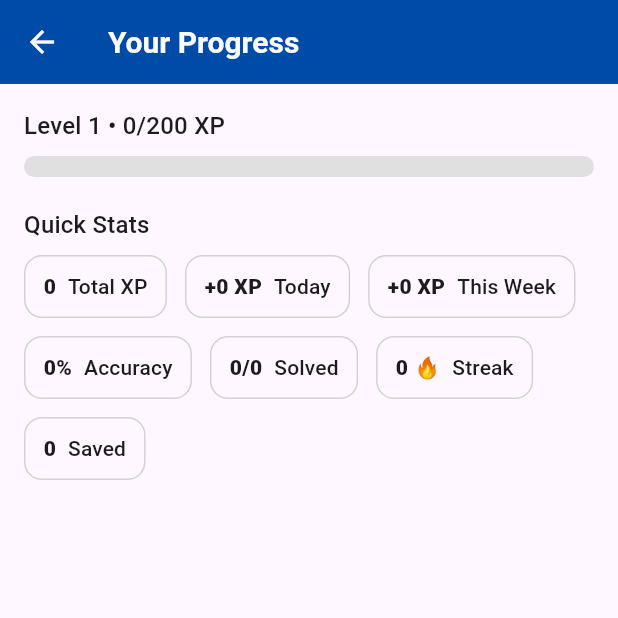
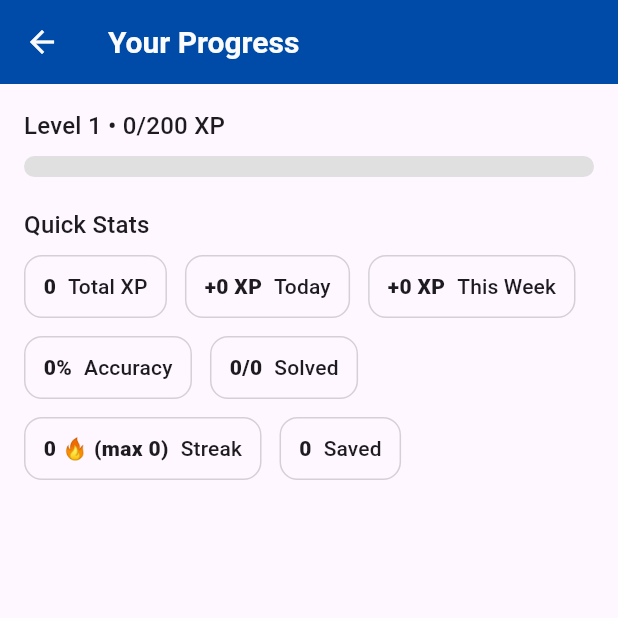
Before and after one commit to eminesenaa/mobile-interview-platform, a Flutter app: the screen it shows once a user with an empty profile is signed in, after a tap on "See all", on a phone screen of 412 x 824 dp, the top half of it. Run offline on Flutter 3.47's test engine with Material 3 defaults, Android fonts, the phone set to English and light mode, and no system bars; drawn by our look-alikes of overlay_support; our stand-ins replace awesome_bottom_bar, cloud_firestore, equatable, firebase_auth, firebase_core, firebase_storage and 7 more; missing offline and left inert: flutter_code_editor, highlight, markdown; accounts and stored records are empty; network calls fail.

Commit message:
Implement full streak tracking + Firestore integration + UI fixes

```diff
--- a/lib/models/streak.dart
+++ b/lib/models/streak.dart
@@ -1,134 +1,155 @@
-// ===================== File: lib/models/streak.dart =====================
-// Purpose: Kullanıcının çalışma serisini (streak) yönetir. Güncel seri,
-//          en uzun seri, en son seri artıran tarih ve son 30 günlük seri
-//          geçmişini (true/false) taşır.
-// Notes:
-// - lastStreakDate artık DateTime tipinde tutulur.
-// - Firestore uyumu: hem Timestamp hem "YYYY-MM-DD" String okunur.
-// - toJson() içinde istersen Timestamp ya da ISO String döndürebilirsin.
-// ========================================================================
-
 import 'package:cloud_firestore/cloud_firestore.dart';
 
+/// Streak Model
+/// Firestore'daki users/{uid} dokümanındaki alanları temsil eder.
 class Streak {
-  final int streakCount;          // şu anki seri (gün)
-  final int longestStreak;        // ulaşılan en yüksek seri
-  final DateTime lastStreakDate;  // en son streak tarihi (local)
-  final String? timezone;         // opsiyonel (örn. Europe/Istanbul)
-  final List<bool> streakHistory; // son 30 gün: bugün dahil sağdan sola
+  final DateTime lastStreakDate;
+  final int streakCount;
+  final int longestStreak;
+  final Map<String, bool> streakHistory;
 
-  const Streak({
+  Streak({
+    required this.lastStreakDate,
     required this.streakCount,
     required this.longestStreak,
-    required this.lastStreakDate,
-    this.timezone,
     required this.streakHistory,
   });
 
-  /// Varsayılan boş değerler (0 seri, tüm history false)
-  factory Streak.empty({String? timezone}) => Streak(
-    streakCount: 0,
-    longestStreak: 0,
-    lastStreakDate: DateTime.fromMillisecondsSinceEpoch(0),
-    timezone: timezone,
-    streakHistory: List<bool>.filled(30, false, growable: false),
-  );
-
-  /// Bugün check-in olduğunda çağır: streakCount & history günceller.
-  Streak updateForCheckIn(DateTime todayLocal) {
-    final isSameDay = _isSameDay(lastStreakDate, todayLocal);
-    final isYesterday =
-    _isSameDay(lastStreakDate.add(const Duration(days: 1)), todayLocal);
-
-    int nextStreak = streakCount;
-    if (isSameDay) {
-      // bugün zaten sayılmış → streakCount değişmez
-      nextStreak = streakCount;
-    } else if (isYesterday) {
-      nextStreak = streakCount + 1;
-    } else {
-      // kopmuş → 1’den başla
-      nextStreak = 1;
-    }
-
-    final nextLongest = nextStreak > longestStreak ? nextStreak : longestStreak;
-    final nextHistory = _shiftAndPush(streakHistory, !isSameDay);
-
-    return copyWith(
-      streakCount: nextStreak,
-      longestStreak: nextLongest,
-      lastStreakDate: todayLocal,
-      streakHistory: nextHistory,
+  factory Streak.fromMap(Map<String, dynamic> data) {
+    return Streak(
+      lastStreakDate: _parseDate(data['lastStreakDate']),
+      streakCount: data['streakCount'] ?? 0,
+      longestStreak: data['longestStreak'] ?? 0,
+      streakHistory: _normalizeHistory(data['streakHistory']),
     );
   }
 
-  /// Gün döndüğünde history’i hizalamak için yardımcı
-  Streak alignHistoryToToday(DateTime todayLocal) {
-    if (_isSameDay(lastStreakDate, todayLocal) ||
-        lastStreakDate.isAfter(todayLocal)) return this;
-    // Bugün hiç check-in yapılmadıysa sadece boş bir gün ekle
-    final shifted = _shiftAndPush(streakHistory, false);
-    return copyWith(streakHistory: shifted);
+  Map<String, dynamic> toMap() {
+    return {
+      'lastStreakDate': lastStreakDate.toIso8601String().split('T').first,
+      'streakCount': streakCount,
+      'longestStreak': longestStreak,
+      'streakHistory': streakHistory,
+    };
   }
 
-  // history: sola kaydırıp yeni değeri ekler
-  static List<bool> _shiftAndPush(List<bool> history, bool value) {
-    var list = List<bool>.from(history);
-    list.removeAt(0);
-    list.add(value);
-    return List<bool>.from(list, growable: false);
+  static DateTime _parseDate(dynamic value) {
+    if (value == null) return DateTime(1970, 1, 1);
+    if (value is Timestamp) return value.toDate();
+    if (value is String && value.isNotEmpty) {
+      try {
+        return DateTime.parse(value);
+      } catch (_) {
+        return DateTime(1970, 1, 1);
+      }
+    }
+    return DateTime(1970, 1, 1);
   }
 
-  // ---- JSON ----
-  factory Streak.fromJson(Map<String, dynamic> json) {
-    final raw = json['lastStreakDate'];
-    DateTime parsed;
-    if (raw is String) {
-      parsed = DateTime.parse(raw); // ISO format
-    } else if (raw is Timestamp) {
-      parsed = raw.toDate();        // Firestore Timestamp
-    } else {
-      parsed = DateTime.fromMillisecondsSinceEpoch(0);
+  /// 🔧 Array (List<bool>) veya Map<String,bool> fark etmeksizin normalize eder
+  static Map<String, bool> _normalizeHistory(dynamic raw) {
+    final map = <String, bool>{};
+    if (raw == null) {
+      for (int i = 1; i <= 7; i++) {
+        map['$i'] = false;
+      }
+      return map;
     }
 
+    if (raw is Map) {
+      raw.forEach((k, v) {
+        map[k.toString()] = v == true;
+      });
+      return map;
+    }
+
+    if (raw is List) {
+      for (int i = 0; i < raw.length; i++) {
+        map['${i + 1}'] = raw[i] == true;
+      }
+      return map;
+    }
+
+    return {'1': false, '2': false, '3': false, '4': false, '5': false, '6': false, '7': false};
+  }
+
+  // 🔥 STREAK UPDATE HELPER
+  static Future<void> updateStreak(String uid) async {
+    final db = FirebaseFirestore.instance;
+    final ref = db.collection('users').doc(uid);
+    final snap = await ref.get();
+
+    if (!snap.exists) {
+      print("⚠️ updateStreak: user doc bulunamadı ($uid)");
+      return;
+    }
+
+    final data = snap.data() ?? {};
+    final streakData = data['streak'] ?? {};
+    final current = Streak.fromMap(streakData);
+
+    final today = DateTime.now();
+    final todayKey = today.weekday.toString();
+
+    final history = Map<String, bool>.from(current.streakHistory);
+    final diff = today
+        .difference(DateTime(
+          current.lastStreakDate.year,
+          current.lastStreakDate.month,
+          current.lastStreakDate.day,
+        ))
+        .inDays;
+
+    int newCount = current.streakCount;
+    int newLongest = current.longestStreak;
+
+    print("🧩 updateStreak(): diff=$diff | oldCount=$newCount");
+
+    if (diff == 0) {
+      print("🕓 Aynı gün zaten çözülmüş, streak artmıyor.");
+      return;
+    } else if (diff == 1) {
+      newCount += 1;
+      print("🔥 1 gün arayla çözüm → streak +1 → $newCount");
+    } else {
+      newCount = 1;
+      history.updateAll((k, v) => false);
+      print("❄️ Gün kaçırıldı, streak sıfırlandı (yeniden başlatıldı)");
+    }
+
+    history[todayKey] = true;
+    if (newCount > newLongest) newLongest = newCount;
+
+    // 🔧 Güncelleme map formatında kaydedilir
+    await ref.update({
+      'streak': {
+        'streakCount': newCount,
+        'longestStreak': newLongest,
+        'lastStreakDate': today.toIso8601String().split('T').first,
+        'streakHistory': history,
+      }
+    });
+
+    print("✅ Firestore streak güncellendi: count=$newCount longest=$newLongest");
+  }
+
+  /// 🔹 Boş başlangıç verisi
+  factory Streak.empty() {
     return Streak(
-      streakCount: (json['streakCount'] ?? 0) as int,
-      longestStreak: (json['longestStreak'] ?? 0) as int,
-      lastStreakDate: parsed,
-      timezone: json['timezone'] as String?,
-      streakHistory: (json['streakHistory'] as List<dynamic>?)
-          ?.map((e) => e as bool)
-          .toList(growable: false) ??
-          List<bool>.filled(30, false, growable: false),
+      lastStreakDate: DateTime(1970, 1, 1),
+      streakCount: 0,
+      longestStreak: 0,
+      streakHistory: {
+        '1': false,
+        '2': false,
+        '3': false,
+        '4': false,
+        '5': false,
+        '6': false,
+        '7': false,
+      },
     );
   }
 
-  Map<String, dynamic> toJson({bool asTimestamp = false}) => {
-    'streakCount': streakCount,
-    'longestStreak': longestStreak,
-    'lastStreakDate': asTimestamp
-        ? Timestamp.fromDate(lastStreakDate) // Firestore Timestamp
-        : lastStreakDate.toIso8601String().split('T').first, // "YYYY-MM-DD"
-    'timezone': timezone,
-    'streakHistory': streakHistory,
-  };
-
-  Streak copyWith({
-    int? streakCount,
-    int? longestStreak,
-    DateTime? lastStreakDate,
-    String? timezone,
-    List<bool>? streakHistory,
-  }) =>
-      Streak(
-        streakCount: streakCount ?? this.streakCount,
-        longestStreak: longestStreak ?? this.longestStreak,
-        lastStreakDate: lastStreakDate ?? this.lastStreakDate,
-        timezone: timezone ?? this.timezone,
-        streakHistory: streakHistory ?? this.streakHistory,
-      );
-
-  // ---- helpers ----
-  static bool _isSameDay(DateTime a, DateTime b) =>
-      a.year == b.year && a.month == b.month && a.day == b.day;
+  Map<String, dynamic> toJson() => toMap();
 }
--- a/lib/pages/home/controllers/home_controller.dart
+++ b/lib/pages/home/controllers/home_controller.dart
@@ -1,8 +1,11 @@
 import 'dart:math';
 import 'package:get/get.dart';
+import 'package:cloud_firestore/cloud_firestore.dart';
+import 'package:firebase_auth/firebase_auth.dart';
 import '../../../controllers/progress_controller.dart';
 import '../../../controllers/question_controller.dart';
 import '../../../models/question.dart';
+import '../../../models/streak.dart';
 
 class HomeController extends GetxController {
   final _rng = Random();
@@ -12,12 +15,41 @@ class HomeController extends GetxController {
 
   /// Progress (Your Progress bölümünü besler)
   final ProgressController pc =
-  Get.put<ProgressController>(ProgressController(), permanent: true);
+      Get.put<ProgressController>(ProgressController(), permanent: true);
+
+  // 🔥 STREAK SECTION START
+  final FirebaseFirestore _db = FirebaseFirestore.instance;
+  final streak = Rxn<Streak>();
+  final isStreakLoading = false.obs;
+
+  void listenToUserStreak() {
+    try {
+      final uid = FirebaseAuth.instance.currentUser?.uid;
+      if (uid == null) return;
+
+      _db.collection('users').doc(uid).snapshots().listen((doc) {
+        if (doc.exists && doc.data() != null) {
+          final data = doc.data()!;
+          final streakData = data['streak'] ?? {}; // 🔹 nested streak objesi
+          streak.value = Streak.fromMap({
+            'lastStreakDate': streakData['lastStreakDate'],
+            'longestStreak': streakData['longestStreak'],
+            'streakCount': streakData['streakCount'],
+            'streakHistory': streakData['streakHistory'],
+          });
+        }
+      });
+    } catch (e) {
+      print('🔥 listenToUserStreak error: $e');
+    }
+  }
+  // 🔥 STREAK SECTION END
 
   @override
   void onInit() {
     super.onInit();
     _loadPopularQuestions();
+    listenToUserStreak(); // 🔥 streak dinleyicisini başlat
   }
 
   /// Easy / Medium / Hard’tan rastgele 1’er soru seç
@@ -39,7 +71,7 @@ class HomeController extends GetxController {
     popularQuestions.assignAll(picks);
   }
 
-  /// Pull‑to‑refresh’te çağır
+  /// Pull-to-refresh’te çağır
   Future<void> refreshAll() async {
     _loadPopularQuestions();
     // ileride: user/progress güncellemesi eklenebilir
--- a/lib/pages/home/home_page.dart
+++ b/lib/pages/home/home_page.dart
@@ -1,8 +1,4 @@
 // ===================== File: lib/pages/home/home_page.dart =====================
-// Purpose: Home sayfası. Streak kartı, Today’s Popular Questions (yatay scroll)
-//          ve Your Progress bölümlerini içerir.
-// ==============================================================================
-
 import 'package:flutter/material.dart';
 import 'package:get/get.dart';
 import 'package:interview_project/pages/home/progress_page.dart';
@@ -36,13 +32,25 @@ class HomePage extends StatelessWidget {
         child: CustomScrollView(
           slivers: [
             // ---- GREETING & STREAK ----
-            const SliverToBoxAdapter(
+            SliverToBoxAdapter(
               child: Padding(
-                padding: EdgeInsets.fromLTRB(16, 12, 16, 4),
+                padding: const EdgeInsets.fromLTRB(16, 12, 16, 4),
                 child: Column(
                   crossAxisAlignment: CrossAxisAlignment.start,
                   children: [
-                    StreakCard.preview(),
+                    // 🔥 Dinamik Streak kartı
+                    Obx(() {
+                      final s = hc.streak.value;
+                      if (s == null) {
+                        return const StreakCard.preview();
+                      }
+
+                      return StreakCard(
+                        currentStreak: s.streakCount,
+                        longestStreak: s.longestStreak,
+                        history: s.streakHistory,
+                      );
+                    }),
                   ],
                 ),
               ),
@@ -87,7 +95,6 @@ class HomePage extends StatelessWidget {
                     separatorBuilder: (_, __) => const SizedBox(width: 12),
                     itemBuilder: (_, i) => PopularQuestionCard.horizontal(
                       question: items[i],
-                      // 🔹 genişliği biraz küçült ki scroll bariz olsun
                       width: MediaQuery.of(context).size.width * 0.7,
                     ),
                   ),
--- a/lib/pages/home/progress_page.dart
+++ b/lib/pages/home/progress_page.dart
@@ -1,19 +1,50 @@
 // ===================== File: lib/pages/home/progress_page.dart =====================
 // Purpose: Kullanıcının ilerlemesini gösterir (XP, Level, Accuracy, Streak, vb.)
-// Data: ProgressController -> Firestore’dan gerçek zamanlı listener
+// Data: ProgressController + Firestore streak listener
 // ==============================================================================
 
 import 'package:flutter/material.dart';
 import 'package:get/get.dart';
+import 'package:cloud_firestore/cloud_firestore.dart';
+import 'package:firebase_auth/firebase_auth.dart';
 import 'package:interview_project/controllers/progress_controller.dart';
 
-class ProgressPage extends StatelessWidget {
+class ProgressPage extends StatefulWidget {
   const ProgressPage({super.key});
 
   @override
+  State<ProgressPage> createState() => _ProgressPageState();
+}
+
+class _ProgressPageState extends State<ProgressPage> {
+  final pc = Get.find<ProgressController>();
+  final FirebaseFirestore _db = FirebaseFirestore.instance;
+  final FirebaseAuth _auth = FirebaseAuth.instance;
+
+  Rxn<Map<String, dynamic>> streakData = Rxn<Map<String, dynamic>>();
+
+  @override
+  void initState() {
+    super.initState();
+    _listenToStreak();
+  }
+
+  void _listenToStreak() {
+    final uid = _auth.currentUser?.uid;
+    if (uid == null) return;
+
+    _db.collection('users').doc(uid).snapshots().listen((doc) {
+      if (doc.exists) {
+        final data = doc.data();
+        if (data != null && data['streak'] != null) {
+          streakData.value = Map<String, dynamic>.from(data['streak']);
+        }
+      }
+    });
+  }
+
+  @override
   Widget build(BuildContext context) {
-    final pc = Get.find<ProgressController>();
-
     return Scaffold(
       appBar: AppBar(title: const Text('Your Progress')),
       body: Obx(() {
@@ -63,7 +94,21 @@ class ProgressPage extends StatelessWidget {
                   value:
                       '${p.questionStats.correct}/${p.questionStats.total}',
                 ),
-                _StatPill(label: 'Streak', value: '${pc.streakDays.value} 🔥'),
+
+                // 🔥 Firestore’dan Streak
+                Obx(() {
+                  final s = streakData.value;
+                  if (s == null) {
+                    return const _StatPill(label: 'Streak', value: '—');
+                  }
+                  final count = s['streakCount'] ?? 0;
+                  final longest = s['longestStreak'] ?? 0;
+                  return _StatPill(
+                    label: 'Streak',
+                    value: '$count 🔥 (max $longest)',
+                  );
+                }),
+
                 _StatPill(label: 'Saved', value: '${pc.savedCount.value}'),
               ],
             ),
--- a/lib/pages/home/widgets/streak_card.dart
+++ b/lib/pages/home/widgets/streak_card.dart
@@ -1,32 +1,31 @@
 import 'package:flutter/material.dart';
 
-/// StreakCard
-/// - Solda alev ikonu ve büyük streak sayacı
-/// - Sağda başlık ve son 7 gün için dolu/boş noktalar + gün etiketleri
-/// - Dışarıdan streakCount ve last7Days (7 elemanlı bool) alır.
-///   last7Days: [Mon..Sun] değil; "son 7 gün, bugün en sağda" sırasındadır.
-///
-/// Not: İleride UserController geldikten sonra:
-///   final user = Get.find<UserController>().currentUser.value;
-///   StreakCard(streakCount: user.streak.streakCount,
-///              last7Days: user.streak.streakHistory.sublist(23, 30));
 class StreakCard extends StatelessWidget {
-  final int streakCount;
-  /// Son 7 gün (bool), uzunluk 7 olmalı. true = check-in yapılmış.
-  final List<bool> last7Days;
-  final VoidCallback? onTap; // istersen karta basınca aksiyon
+  final int currentStreak;
+  final int longestStreak;
+  final Map<String, bool> history;
+  final VoidCallback? onTap;
 
   const StreakCard({
     super.key,
-    required this.streakCount,
-    required this.last7Days,
+    required this.currentStreak,
+    required this.longestStreak,
+    required this.history,
     this.onTap,
-  }) : assert(last7Days.length == 7, 'last7Days must be length 7');
+  });
 
-  /// Hızlı önizleme için mock ctor
   const StreakCard.preview({super.key})
-      : streakCount = 12,
-        last7Days = const [true, true, true, true, true, false, false],
+      : currentStreak = 12,
+        longestStreak = 18,
+        history = const {
+          '1': true,
+          '2': true,
+          '3': true,
+          '4': true,
+          '5': true,
+          '6': false,
+          '7': false,
+        },
         onTap = null;
 
   @override
@@ -35,6 +34,15 @@ class StreakCard extends StatelessWidget {
     final surface = theme.colorScheme.surface;
     final labelStyle =
         theme.textTheme.labelSmall?.copyWith(color: theme.hintColor);
+
+    // 🔹 Bugün ilk olacak şekilde sıralama
+    final today = DateTime.now().weekday; // 1=Mon ... 7=Sun
+    final orderedDays = List.generate(7, (i) {
+      // i=0 → bugün, i=1 → dün ...
+      final dayIndex = ((today - i - 1) % 7) + 1;
+      final key = '$dayIndex';
+      return history[key] ?? false;
+    });
 
     return Card(
       elevation: 0.6,
@@ -48,7 +56,7 @@ class StreakCard extends StatelessWidget {
           padding: const EdgeInsets.all(14.0),
           child: Row(
             children: [
-              // LEFT: fire icon + count overlay
+              // LEFT: fire icon
               Container(
                 width: 64,
                 height: 64,
@@ -72,13 +80,13 @@ class StreakCard extends StatelessWidget {
                       color: Colors.white,
                     ),
                     Positioned(
-                      bottom: -2, // sayı biraz aşağıda dursun istersen center yapabilirsin
+                      bottom: -2,
                       child: Text(
-                        '$streakCount',
+                        '$currentStreak',
                         style: const TextStyle(
                           fontWeight: FontWeight.bold,
                           fontSize: 16,
-                          color: Colors.white, // direkt ikonun üstüne
+                          color: Colors.white,
                         ),
                       ),
                     ),
@@ -86,55 +94,57 @@ class StreakCard extends StatelessWidget {
                 ),
               ),
               const SizedBox(width: 14),
-              // RIGHT: title + weekly dots + labels
+              // RIGHT
               Expanded(
                 child: Column(
                   crossAxisAlignment: CrossAxisAlignment.start,
                   children: [
                     Text(
-                      '$streakCount days streak, you’re on fire!',
-                      maxLines: 1,
-                      overflow: TextOverflow.ellipsis,
+                      '$currentStreak day streak',
                       style: theme.textTheme.bodyMedium?.copyWith(
                         fontWeight: FontWeight.w700,
                       ),
                     ),
                     const SizedBox(height: 2),
-                    Text('Every day counts!',
+                    Text(
+                      'Longest: $longestStreak days',
                       style: theme.textTheme.bodySmall
-                            ?.copyWith(color: theme.hintColor)),
+                          ?.copyWith(color: theme.hintColor),
+                    ),
                     const SizedBox(height: 10),
+
+                    // 🔥 Bugün ilk (solda)
                     Row(
                       children: List.generate(7, (i) {
-                        final done = last7Days[i];
+                        final done = orderedDays[i];
                         return Expanded(
                           child: Padding(
-                            padding:
-                            EdgeInsets.only(right: i == 6 ? 0 : 6.0),
+                            padding: EdgeInsets.only(right: i == 6 ? 0 : 6.0),
                             child: _DayDot(
                               filled: done,
-                              isToday: i == 6, // en sağ: bugün
+                              isToday: i == 0, // bugün solda
                             ),
                           ),
                         );
                       }),
                     ),
                     const SizedBox(height: 6),
-                    // hafta etiketleri (Mon..Sun) — bugün en sağda
+
+                    // 🔹 Label sırası: Today, -1d, -2d ...
                     Row(
                       mainAxisAlignment: MainAxisAlignment.spaceBetween,
-                      children: _weekdayLabels().map((e) {
+                      children: List.generate(7, (i) {
                         return Expanded(
                           child: Padding(
-                            padding:
-                            const EdgeInsets.only(right: 6.0),
-                            child: Text(e,
+                            padding: EdgeInsets.only(right: i == 6 ? 0 : 6.0),
+                            child: Text(
+                              _weekdayLabelFor(i),
                               textAlign: TextAlign.center,
-                                style: labelStyle),
+                              style: labelStyle,
+                            ),
                           ),
                         );
-                      }).toList()
-                        ..removeLast(), // son elemana fazladan padding gitmesin
+                      }),
                     ),
                   ],
                 ),
@@ -146,14 +156,11 @@ class StreakCard extends StatelessWidget {
     );
   }
 
-  /// Mon..Sun (bugün en sağda olacak şekilde)
-  List<String> _weekdayLabels() {
-    final now = DateTime.now();
-    // Son 6 gün + bugün (soldan sağa)
-    final days = List<DateTime>.generate(
-        7, (i) => now.subtract(Duration(days: 6 - i)));
+  /// 🔹 i=0 → bugün, i=1 → dün ... haftanın ismini döndürür
+  static String _weekdayLabelFor(int offset) {
+    final now = DateTime.now().subtract(Duration(days: offset));
     const names = ['Mon', 'Tue', 'Wed', 'Thu', 'Fri', 'Sat', 'Sun'];
-    return days.map((d) => names[d.weekday - 1]).toList();
+    return names[now.weekday - 1];
   }
 }
 
@@ -190,8 +197,7 @@ class _DayDot extends StatelessWidget {
             : null,
       ),
       child: filled
-          ? const Icon(Icons.check,
-          size: 16, color: Colors.white) // içi tik işareti
+          ? const Icon(Icons.check, size: 16, color: Colors.white)
           : null,
     );
   }
--- a/lib/services/ai/openai_service.dart
+++ b/lib/services/ai/openai_service.dart
@@ -86,7 +86,7 @@ class GradeResultMapper {
 
 
 class OpenAIService {
-  static const _apiKey = "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";
+  static const _apiKey = "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";
   static const _endpoint = 'https://api.openai.com/v1/chat/completions';
   static const _model = 'gpt-4o-mini';
 
--- a/lib/services/firebase/auth_service.dart
+++ b/lib/services/firebase/auth_service.dart
@@ -49,7 +49,7 @@ class AuthService {
           "photoUrl": null,
           "age": null,
 
-          /// XP/Level
+          /// XP / Level
           "totalXp": 0,
           "level": 1,
 
@@ -60,7 +60,7 @@ class AuthService {
           /// Progress
           "progress": {},
 
-          /// Streak
+          /// Streak (boş başlangıç)
           "streak": Streak.empty().toJson(),
 
           "createdAt": FieldValue.serverTimestamp(),
```
Also changed, not shown: lib/pages/question_types/controllers/coding_controller.dart (+86 -24 lines), lib/pages/question_types/controllers/fill_blank_controller.dart (+20 -18 lines), lib/pages/question_types/controllers/mcq_controller.dart (+35 -21 lines), lib/pages/question_types/controllers/short_answer_controller.dart (+23 -21 lines). Lines whose indentation alone changed are shown as unchanged.
